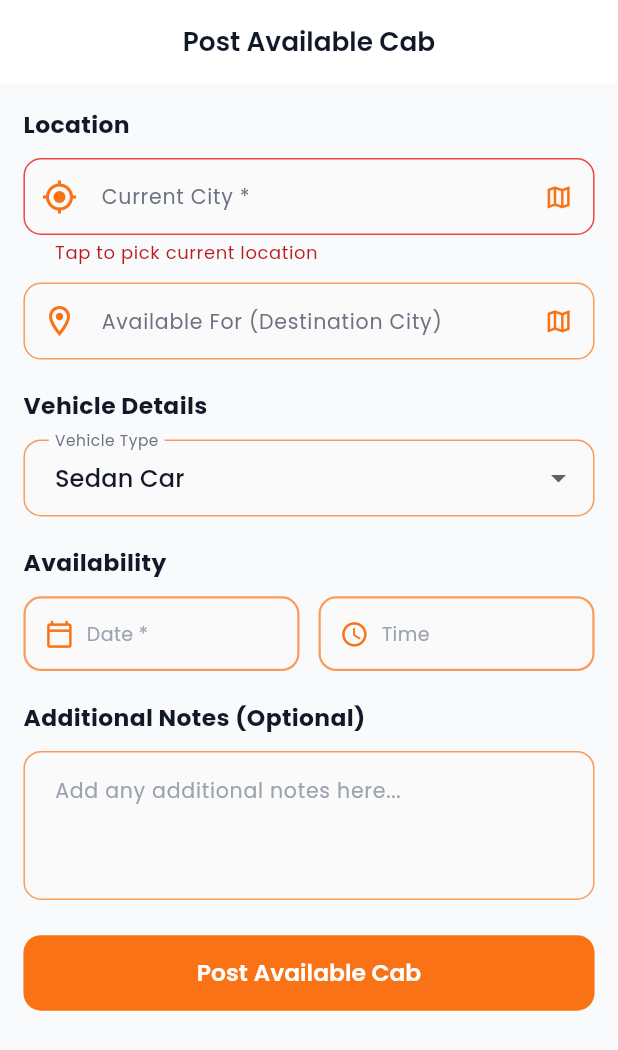
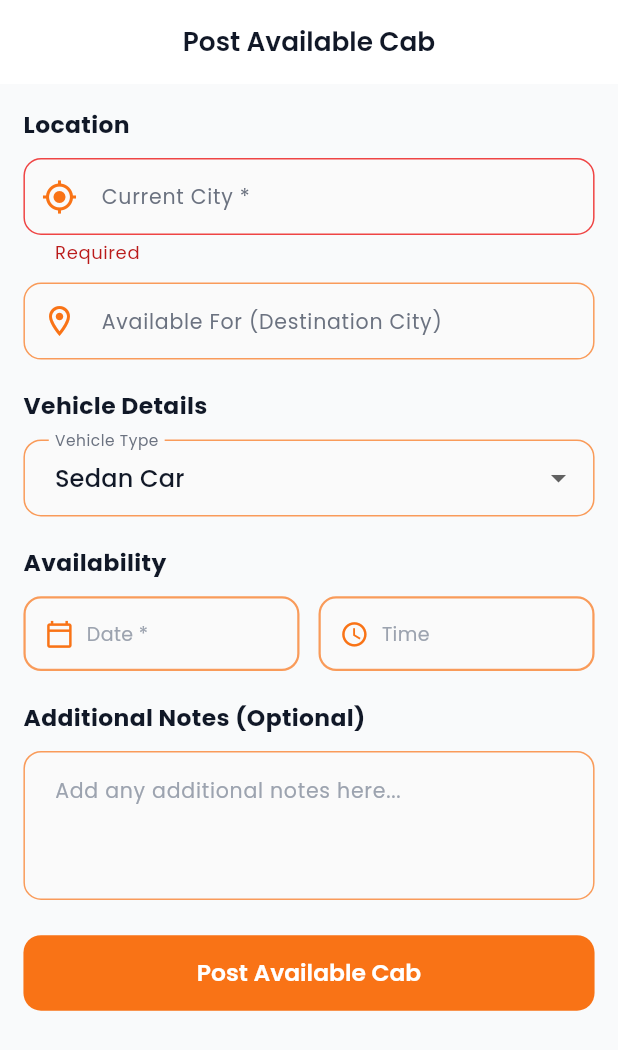
Before and after one commit to techvivek32/gora3rdapp, a Flutter app: the CreateVehiclePage screen opened by its route, after a tap on "Post Available Cab", on a phone screen of 412 x 824 dp. Shown: the top 1050 px of the screen. Run offline on Flutter 3.47's test engine with Material 3 defaults, Android fonts, the phone set to English and light mode, and no system bars; our stand-ins replace bloc, dartz, dio, equatable, firebase_auth, firebase_core and 15 more; missing offline and left inert: razorpay_flutter; accounts and stored records are empty.

Commit message:
feat: Add destination state field and city autocomplete functionality

```diff
--- /dev/null
+++ b/mobile/lib/core/widgets/city_autocomplete_field.dart
@@ -0,0 +1,174 @@
+import 'dart:async';
+import 'package:dio/dio.dart';
+import 'package:flutter/material.dart';
+import 'package:flutter_screenutil/flutter_screenutil.dart';
+import '../theme/app_theme.dart';
+
+class _CityResult {
+  final String city;
+  final String state;
+  _CityResult(this.city, this.state);
+}
+
+/// A text field that suggests Indian cities as "City, State" while typing,
+/// using OpenStreetMap (Nominatim). No API key required.
+class CityAutocompleteField extends StatefulWidget {
+  final String label;
+  final IconData icon;
+  final bool required;
+  final String? initialText;
+  // Fired on every keystroke (free text) and on selection.
+  final void Function(String city, String? state) onChanged;
+
+  const CityAutocompleteField({
+    super.key,
+    required this.label,
+    required this.icon,
+    required this.onChanged,
+    this.required = false,
+    this.initialText,
+  });
+
+  @override
+  State<CityAutocompleteField> createState() => _CityAutocompleteFieldState();
+}
+
+class _CityAutocompleteFieldState extends State<CityAutocompleteField> {
+  final _ctrl = TextEditingController();
+  final _focus = FocusNode();
+  final _dio = Dio();
+  Timer? _debounce;
+  List<_CityResult> _results = [];
+  bool _loading = false;
+  bool _justSelected = false;
+
+  @override
+  void initState() {
+    super.initState();
+    if (widget.initialText != null) _ctrl.text = widget.initialText!;
+    _focus.addListener(() {
+      // Delay clearing so a suggestion tap (which removes focus) registers first.
+      if (!_focus.hasFocus) {
+        Future.delayed(const Duration(milliseconds: 200), () {
+          if (mounted && !_focus.hasFocus) setState(() => _results = []);
+        });
+      }
+    });
+  }
+
+  @override
+  void dispose() {
+    _debounce?.cancel();
+    _ctrl.dispose();
+    _focus.dispose();
+    super.dispose();
+  }
+
+  void _onChanged(String q) {
+    // Report raw text immediately (state cleared until a suggestion is chosen).
+    widget.onChanged(q.trim(), null);
+    if (_justSelected) {
+      _justSelected = false;
+      return;
+    }
+    _debounce?.cancel();
+    if (q.trim().length < 2) {
+      setState(() => _results = []);
+      return;
+    }
+    _debounce = Timer(const Duration(milliseconds: 400), () => _search(q.trim()));
+  }
+
+  Future<void> _search(String q) async {
+    setState(() => _loading = true);
+    try {
+      final res = await _dio.get(
+        'https://nominatim.openstreetmap.org/search',
+        queryParameters: {
+          'format': 'json',
+          'addressdetails': '1',
+          'countrycodes': 'in',
+          'limit': '8',
+          'q': q,
+        },
+        options: Options(headers: {'Accept-Language': 'en', 'User-Agent': 'GoraCabs/1.0'}, receiveTimeout: const Duration(seconds: 8)),
+      );
+      final list = (res.data as List?) ?? [];
+      final seen = <String>{};
+      final results = <_CityResult>[];
+      for (final item in list) {
+        final addr = (item as Map)['address'] as Map?;
+        if (addr == null) continue;
+        final city = addr['city'] ?? addr['town'] ?? addr['village'] ?? addr['municipality'] ?? addr['county'] ?? addr['state_district'];
+        final state = addr['state'];
+        if (city == null || state == null) continue;
+        final key = '$city, $state';
+        if (seen.add(key)) results.add(_CityResult(city.toString(), state.toString()));
+      }
+      if (mounted) setState(() => _results = results);
+    } catch (_) {
+      if (mounted) setState(() => _results = []);
+    } finally {
+      if (mounted) setState(() => _loading = false);
+    }
+  }
+
+  void _select(_CityResult r) {
+    _justSelected = true;
+    _ctrl.text = '${r.city}, ${r.state}';
+    widget.onChanged(r.city, r.state);
+    setState(() => _results = []);
+    _focus.unfocus();
+  }
+
+  @override
+  Widget build(BuildContext context) {
+    return Column(
+      crossAxisAlignment: CrossAxisAlignment.stretch,
+      children: [
+        TextFormField(
+          controller: _ctrl,
+          focusNode: _focus,
+          onChanged: _onChanged,
+          textCapitalization: TextCapitalization.words,
+          decoration: InputDecoration(
+            labelText: widget.label,
+            prefixIcon: Icon(widget.icon, color: AppColors.primary),
+            suffixIcon: _loading
+                ? Padding(
+                    padding: EdgeInsets.all(12.r),
+                    child: SizedBox(width: 16.w, height: 16.w, child: const CircularProgressIndicator(strokeWidth: 2)),
+                  )
+                : null,
+            filled: true,
+            fillColor: Colors.grey[50],
+            border: OutlineInputBorder(borderRadius: BorderRadius.circular(12.r), borderSide: BorderSide(color: AppColors.border)),
+            enabledBorder: OutlineInputBorder(borderRadius: BorderRadius.circular(12.r), borderSide: BorderSide(color: AppColors.primary.withOpacity(0.7))),
+            focusedBorder: OutlineInputBorder(borderRadius: BorderRadius.circular(12.r), borderSide: BorderSide(color: AppColors.primary, width: 2)),
+          ),
+          validator: widget.required ? (v) => (v == null || v.trim().isEmpty) ? 'Required' : null : null,
+        ),
+        if (_results.isNotEmpty)
+          Container(
+            margin: EdgeInsets.only(top: 4.h),
+            decoration: BoxDecoration(
+              color: Colors.white,
+              borderRadius: BorderRadius.circular(12.r),
+              border: Border.all(color: AppColors.border),
+              boxShadow: [BoxShadow(color: Colors.black.withOpacity(0.06), blurRadius: 8, offset: const Offset(0, 2))],
+            ),
+            child: Column(
+              children: _results
+                  .map((r) => ListTile(
+                        dense: true,
+                        leading: Icon(Icons.location_city, color: AppColors.primary, size: 20.sp),
+                        title: Text('${r.city}, ${r.state}', style: TextStyle(fontSize: 13.sp, fontFamily: 'Poppins')),
+                        onTap: () => _select(r),
+                      ))
+                  .toList(),
+            ),
+          ),
+      ],
+    );
+  }
+}
--- a/mobile/lib/features/available_vehicles/presentation/pages/create_vehicle_page.dart
+++ b/mobile/lib/features/available_vehicles/presentation/pages/create_vehicle_page.dart
@@ -4,7 +4,7 @@ import 'package:flutter_screenutil/flutter_screenutil.dart';
 import 'package:go_router/go_router.dart';
 import '../../../../core/constants/vehicle_types.dart';
 import '../../../../core/theme/app_theme.dart';
-import '../../../requirements/presentation/pages/location_picker_page.dart';
+import '../../../../core/widgets/city_autocomplete_field.dart';
 import '../bloc/vehicles_bloc.dart';
 
 class CreateVehiclePage extends StatefulWidget {
@@ -19,15 +19,18 @@ class CreateVehiclePage extends StatefulWidget {
 
 class _CreateVehiclePageState extends State<CreateVehiclePage> {
   final _formKey = GlobalKey<FormState>();
-  final _currentCityCtrl = TextEditingController();
-  final _destCityCtrl = TextEditingController();
   final _notesCtrl = TextEditingController();
   String _vehicleType = 'sedan';
   DateTime? _availableDate;
   TimeOfDay? _availableTime;
 
-  double? _currentLat, _currentLng;
-  double? _destLat, _destLng;
+  // City + state captured from the autocomplete fields.
+  String _currentCity = '';
+  String? _currentState;
+  String _destCity = '';
+  String? _destState;
+  String? _currentInitial;
+  String? _destInitial;
 
   bool get _isEdit => widget.existing != null;
 
@@ -40,21 +43,15 @@ class _CreateVehiclePageState extends State<CreateVehiclePage> {
   }
 
   void _populateFromExisting(Map<String, dynamic> v) {
-    _currentCityCtrl.text = (v['currentCity'] ?? '') as String;
-    _destCityCtrl.text = (v['destinationCity'] ?? '') as String;
     _notesCtrl.text = (v['notes'] ?? '') as String;
     _vehicleType = (v['vehicleType'] as String?) ?? 'sedan';
 
-    final cc = v['currentCoordinates'] as Map?;
-    if (cc != null) {
-      _currentLat = (cc['lat'] as num?)?.toDouble();
-      _currentLng = (cc['lng'] as num?)?.toDouble();
-    }
-    final dc = v['destinationCoordinates'] as Map?;
-    if (dc != null) {
-      _destLat = (dc['lat'] as num?)?.toDouble();
-      _destLng = (dc['lng'] as num?)?.toDouble();
-    }
+    _currentCity = (v['currentCity'] ?? '') as String;
+    _currentState = v['currentState'] as String?;
+    _destCity = (v['destinationCity'] ?? '') as String;
+    _destState = v['destinationState'] as String?;
+    _currentInitial = [_currentCity, _currentState].where((e) => e != null && e.isNotEmpty).join(', ');
+    _destInitial = [_destCity, _destState].where((e) => e != null && e.isNotEmpty).join(', ');
 
     if (v['availableDate'] != null) {
       try {
@@ -71,40 +68,8 @@ class _CreateVehiclePageState extends State<CreateVehiclePage> {
 
   @override
   void dispose() {
-    _currentCityCtrl.dispose();
-    _destCityCtrl.dispose();
     _notesCtrl.dispose();
     super.dispose();
-  }
-
-  Future<void> _openCurrentCity() async {
-    final result = await Navigator.of(context).push<LocationPickerResult>(
-      MaterialPageRoute(
-        builder: (_) => LocationPickerPage(title: 'Pick Current Location', initialLat: _currentLat, initialLng: _currentLng),
-      ),
-    );
-    if (result != null) {
-      setState(() {
-        _currentCityCtrl.text = result.address;
-        _currentLat = result.lat;
-        _currentLng = result.lng;
-      });
-    }
-  }
-
-  Future<void> _openDestCity() async {
-    final result = await Navigator.of(context).push<LocationPickerResult>(
-      MaterialPageRoute(
-        builder: (_) => LocationPickerPage(title: 'Pick Destination', initialLat: _destLat, initialLng: _destLng),
-      ),
-    );
-    if (result != null) {
-      setState(() {
-        _destCityCtrl.text = result.address;
-        _destLat = result.lat;
-        _destLng = result.lng;
-      });
-    }
   }
 
   String _formatTime(TimeOfDay time) {
@@ -121,12 +86,10 @@ class _CreateVehiclePageState extends State<CreateVehiclePage> {
       return;
     }
     final data = <String, dynamic>{
-      'currentCity': _currentCityCtrl.text.trim(),
-      'destinationCity': _destCityCtrl.text.trim().isEmpty ? null : _destCityCtrl.text.trim(),
-      if (_currentLat != null && _currentLng != null)
-        'currentCoordinates': {'lat': _currentLat, 'lng': _currentLng, 'address': _currentCityCtrl.text.trim()},
-      if (_destLat != null && _destLng != null)
-        'destinationCoordinates': {'lat': _destLat, 'lng': _destLng, 'address': _destCityCtrl.text.trim()},
+      'currentCity': _currentCity.trim(),
+      if (_currentState != null && _currentState!.isNotEmpty) 'currentState': _currentState,
+      'destinationCity': _destCity.trim().isEmpty ? null : _destCity.trim(),
+      if (_destState != null && _destState!.isNotEmpty) 'destinationState': _destState,
       'vehicleType': _vehicleType,
       'availableDate': _availableDate!.toIso8601String().split('T').first,
       'availableTime': _availableTime != null ? '${_availableTime!.hour.toString().padLeft(2, '0')}:${_availableTime!.minute.toString().padLeft(2, '0')}' : '00:00',
@@ -140,17 +103,6 @@ class _CreateVehiclePageState extends State<CreateVehiclePage> {
       bloc.add(CreateVehicleEvent(data));
     }
   }
-
-  InputDecoration _dec(String label, IconData icon, {Widget? suffix}) => InputDecoration(
-        labelText: label,
-        prefixIcon: Icon(icon, color: AppColors.primary),
-        suffixIcon: suffix,
-        filled: true,
-        fillColor: Colors.grey[50],
-        border: OutlineInputBorder(borderRadius: BorderRadius.circular(12.r), borderSide: BorderSide(color: AppColors.border)),
-        enabledBorder: OutlineInputBorder(borderRadius: BorderRadius.circular(12.r), borderSide: BorderSide(color: AppColors.primary.withOpacity(0.7))),
-        focusedBorder: OutlineInputBorder(borderRadius: BorderRadius.circular(12.r), borderSide: BorderSide(color: AppColors.primary, width: 2)),
-      );
 
   @override
   Widget build(BuildContext context) {
@@ -176,19 +128,25 @@ class _CreateVehiclePageState extends State<CreateVehiclePage> {
               children: [
                 Text('Location', style: TextStyle(fontWeight: FontWeight.bold, fontSize: 16.sp, fontFamily: 'Poppins', color: AppColors.textPrimary)),
                 SizedBox(height: 12.h),
-                TextFormField(
-                  controller: _currentCityCtrl,
-                  readOnly: true,
-                  onTap: _openCurrentCity,
-                  decoration: _dec('Current City *', Icons.my_location_outlined, suffix: Icon(Icons.map_outlined, color: AppColors.primary, size: 20.sp)),
-                  validator: (v) => v == null || v.isEmpty ? 'Tap to pick current location' : null,
+                CityAutocompleteField(
+                  label: 'Current City *',
+                  icon: Icons.my_location_outlined,
+                  required: true,
+                  initialText: _currentInitial,
+                  onChanged: (city, state) {
+                    _currentCity = city;
+                    _currentState = state;
+                  },
                 ),
                 SizedBox(height: 12.h),
-                TextFormField(
-                  controller: _destCityCtrl,
-                  readOnly: true,
-                  onTap: _openDestCity,
-                  decoration: _dec('Available For (Destination City)', Icons.location_on_outlined, suffix: Icon(Icons.map_outlined, color: AppColors.primary, size: 20.sp)),
+                CityAutocompleteField(
+                  label: 'Available For (Destination City)',
+                  icon: Icons.location_on_outlined,
+                  initialText: _destInitial,
+                  onChanged: (city, state) {
+                    _destCity = city;
+                    _destState = state;
+                  },
                 ),
                 SizedBox(height: 20.h),
 
```
Also changed, not shown: 2 other files.
